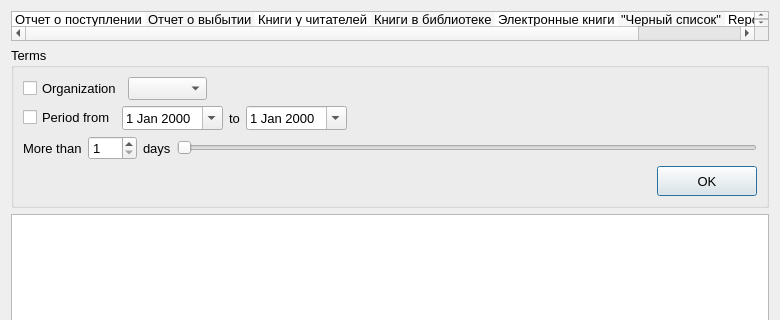
Qt form librarian/reports.ui (Skyrim78/Librarian) before a commit; both pictures show x 0 to 780 and y 0 to 320 of the 780 by 586 pixel window.
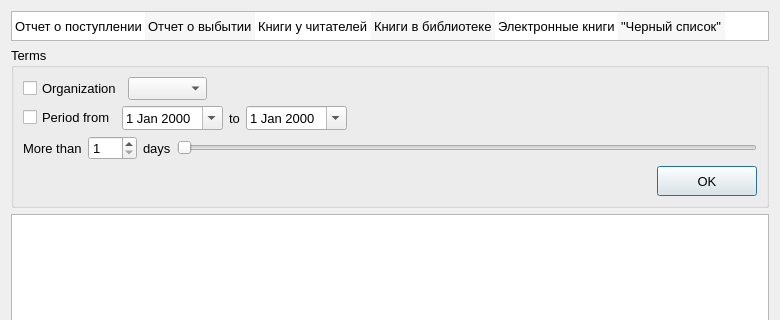
The same form after that commit.

Commit message:
Close reports and made Owner
Создан Владелец, закончены отчеты с переходами к документам, книгам или
читателям, нет пока печати и сохранение

Patch:
```diff
--- a/librarian/reports.ui
+++ b/librarian/reports.ui
@@ -74,11 +74,6 @@
          <string>&quot;Черный список&quot;</string>
         </property>
        </item>
-       <item>
-        <property name="text">
-         <string>Report 7</string>
-        </property>
-       </item>
       </widget>
      </item>
      <item>
```
The commit also changes 11 other files.
